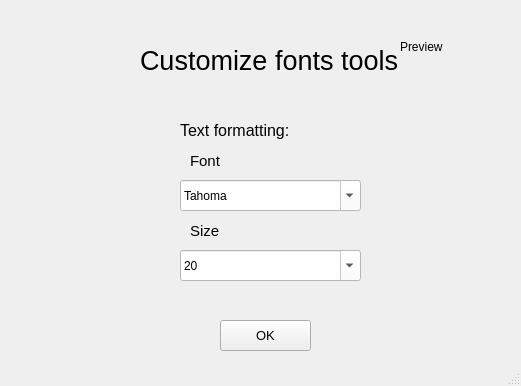
First picture: the form in PTI/SPCK/GUI/font.ui, repository GreenSystemDuy08/TL-C4K-PTI01, before the edit.
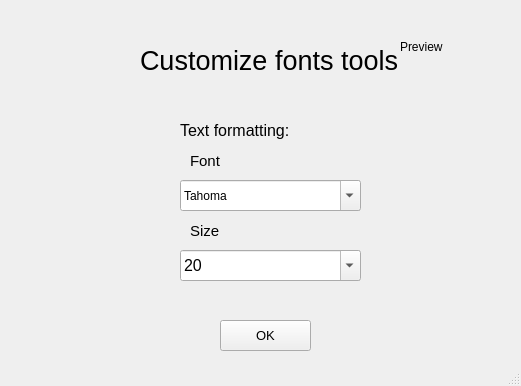
Second picture: the form after the edit.

```diff
--- a/PTI/SPCK/GUI/font.ui
+++ b/PTI/SPCK/GUI/font.ui
@@ -63,7 +63,7 @@
      </rect>
     </property>
     <property name="styleSheet">
-     <string notr="true">background-color: rgb(255, 255, 255);</string>
+     <string notr="true"/>
     </property>
     <property name="currentText">
      <string>Tahoma</string>
@@ -84,7 +84,7 @@
      </font>
     </property>
     <property name="styleSheet">
-     <string notr="true">background-color: rgb(255, 255, 255);</string>
+     <string notr="true"/>
     </property>
     <property name="editable">
      <bool>true</bool>
```
